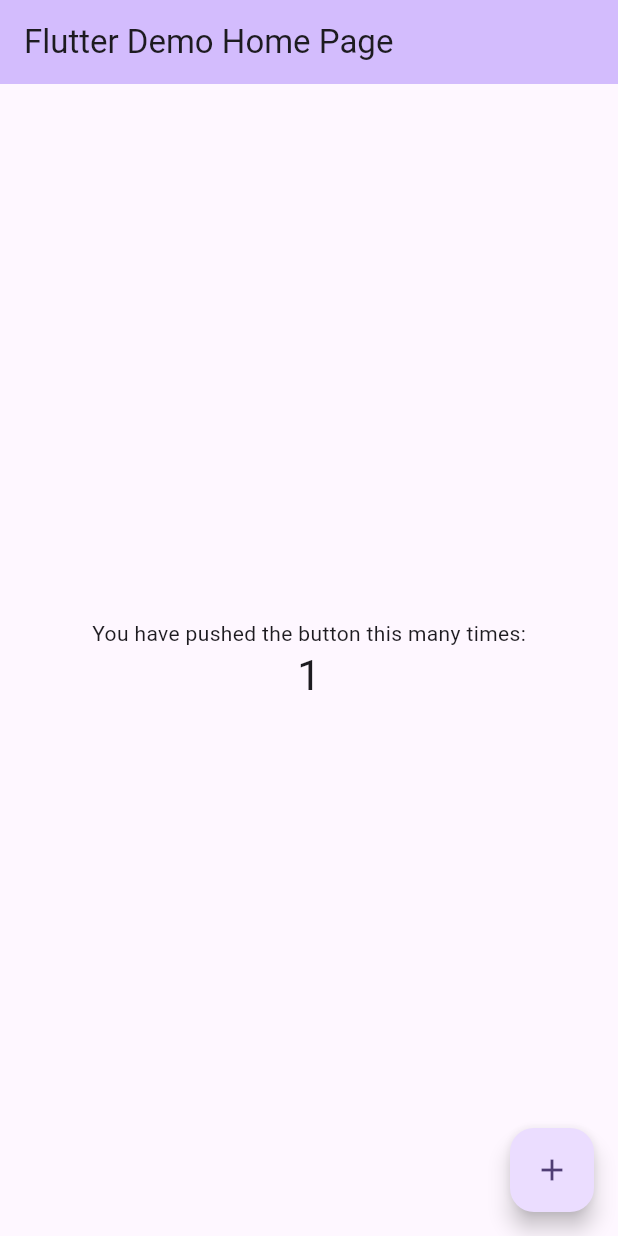
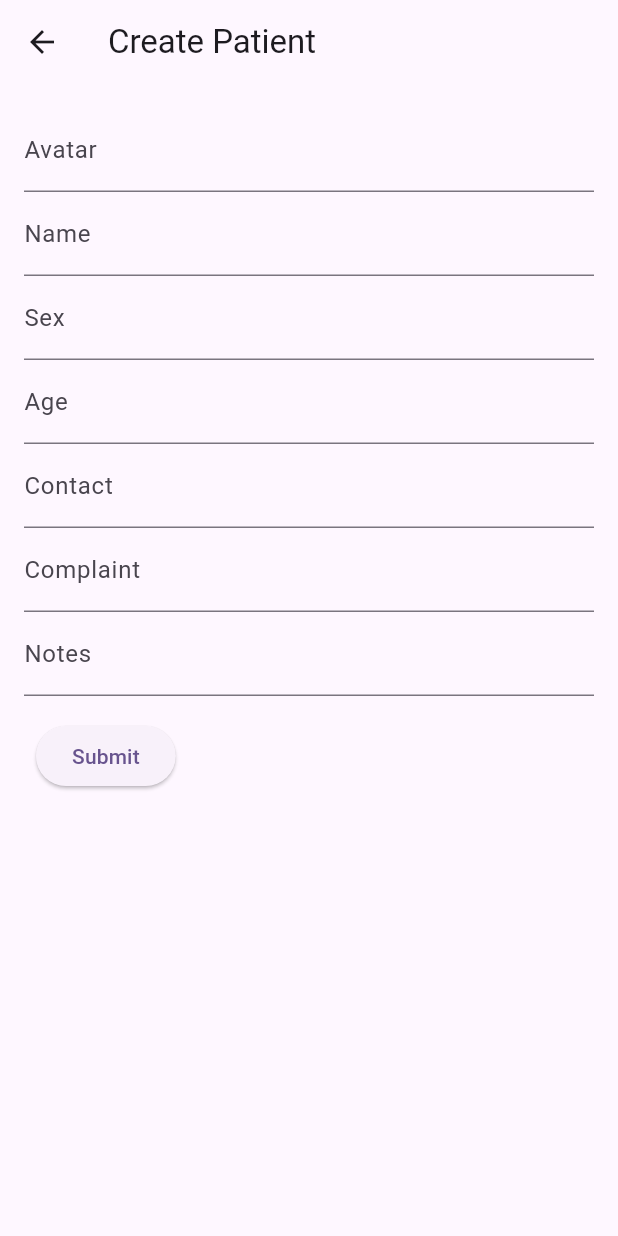
Before and after one commit to hardikkalasua/patient_logs, a Flutter app: the screen it shows after launch, after a tap on the "add" icon, on a phone screen of 412 x 824 dp. Run offline on Flutter 3.47's test engine with Material 2 defaults, Android fonts, the phone set to English and light mode, and no system bars; our stand-ins replace sqflite; accounts and stored records are empty.

Commit message:
added basic structure: sqlite db CRUD for Patient and CaseImage models, added PatientListScreen, PatientDetailScreen and CreatePatientScreen, working on mobile

```diff
--- /dev/null
+++ b/lib/data/models.dart
@@ -0,0 +1,91 @@
+class Patient {
+  final int id;
+  final String name;
+  final int age;
+  final String sex;
+  final String avatar;
+  final String complaint;
+  final String contact;
+  final String notes;
+  final DateTime createdAt;
+
+  Patient({
+    required this.id,
+    required this.name,
+    required this.age,
+    required this.sex,
+    required this.avatar,
+    required this.contact,
+    required this.complaint,
+    required this.notes,
+    required this.createdAt,
+  });
+
+  Map<String, dynamic> toMap() {
+    return {
+      'name': name,
+      'age': age,
+      'sex': sex,
+      'avatar': avatar,
+      'contact': contact,
+      'complaint': complaint,
+      'notes': notes
+    };
+  }
+
+  factory Patient.fromMap(Map<String, dynamic> map) {
+    return Patient(
+      id: map['id'],
+      name: map['name'],
+      age: map['age'],
+      sex: map['sex'],
+      avatar: map['avatar'],
+      contact: map['contact'],
+      complaint: map['complaint'],
+      notes: map['notes'],
+      createdAt: DateTime.parse(map['created_at']),
+    );
+  }
+}
+
+class CaseImage {
+  final int id;
+  final String uri;
+  final String title;
+  final String description;
+  final String notes;
+  final int patientId;
+  final DateTime createdAt;
+
+  CaseImage({
+    required this.id,
+    required this.title,
+    required this.uri,
+    required this.description,
+    required this.notes,
+    required this.patientId,
+    required this.createdAt,
+  });
+
+  Map<String, dynamic> toMap() {
+    return {
+      'uri': uri,
+      'title': title,
+      'description': description,
+      'notes': notes,
+      'patient_id': patientId,
+    };
+  }
+
+  factory CaseImage.fromMap(Map<String, dynamic> map) {
+    return CaseImage(
+      id: map['id'],
+      uri: map['uri'],
+      title: map['title'],
+      description: map['description'],
+      notes: map['notes'],
+      patientId: map['patient_id'],
+      createdAt: DateTime.parse(map['created_at']),
+    );
+  }
+}
--- /dev/null
+++ b/lib/data/repository.dart
@@ -0,0 +1,37 @@
+import 'package:patient_logs/data/sql_helper.dart';
+
+import 'models.dart';
+
+class Repository {
+  static Future<List<Patient>> getPatients() {
+    return SQLHelper.getPatients();
+  }
+
+  static Future<int> addPatient(Patient patient) {
+    return SQLHelper.createPatient(patient);
+  }
+
+  static Future<int> updatePatient(Patient patient) {
+    return SQLHelper.updatePatient(patient);
+  }
+
+  static Future<void> deletePatient(int patientId) {
+    return SQLHelper.deletePatient(patientId);
+  }
+
+  static Future<List<CaseImage>> getCaseImages(int patientId) {
+    return SQLHelper.getCaseImages(patientId);
+  }
+
+  static Future<int> addCaseImage(CaseImage img) {
+    return SQLHelper.createCaseImage(img);
+  }
+
+  static Future<int> updateCaseImage(CaseImage caseImage) {
+    return SQLHelper.updateCaseImage(caseImage);
+  }
+
+  static Future<void> deleteCaseImage(int caseImageId) {
+    return SQLHelper.deleteCaseImage(caseImageId);
+  }
+}
--- /dev/null
+++ b/lib/data/sql_helper.dart
@@ -0,0 +1,108 @@
+import 'package:flutter/foundation.dart';
+import 'package:sqflite/sqflite.dart' as sql;
+import 'dart:core';
+import 'models.dart';
+
+class SQLHelper {
+  static Future<void> createTables(sql.Database database) async {
+    await database.execute("""
+      CREATE TABLE patients (
+        id INTEGER PRIMARY KEY AUTOINCREMENT NOT NULL,
+        name TEXT,
+        sex TEXT,
+        avatar TEXT,
+        age INTEGER,
+        complaint TEXT,
+        contact TEXT,
+        notes TEXT,
+        created_at TIMESTAMP NOT NULL DEFAULT CURRENT_TIMESTAMP
+      )
+    """);
+
+    await database.execute("""
+      CREATE TABLE case_images (
+        id INTEGER PRIMARY KEY AUTOINCREMENT NOT NULL,
+        uri TEXT,
+        title TEXT,
+        description TEXT,
+        created_at TIMESTAMP NOT NULL DEFAULT CURRENT_TIMESTAMP,
+        notes TEXT,
+        patient_id INTEGER NOT NULL,
+        FOREIGN KEY (patient_id) REFERENCES patients (id)
+      )
+    """);
+  }
+
+  static Future<sql.Database> db() async {
+    return sql.openDatabase(
+      'patient_logs_database.db',
+      version: 1,
+      onCreate: (sql.Database database, int version) async {
+        await createTables(database);
+      },
+    );
+  }
+
+  static Future<int> createPatient(Patient patient) async {
+    final db = await SQLHelper.db();
+    final data = patient.toMap();
+    final id = await db.insert('patients', data,
+        conflictAlgorithm: sql.ConflictAlgorithm.replace);
+    return id;
+  }
+
+  static Future<List<Patient>> getPatients() async {
+    final db = await SQLHelper.db();
+    final data = await db.query('patients', orderBy: "id");
+    return data.map((patient) => Patient.fromMap(patient)).toList();
+  }
+
+  static Future<int> updatePatient(Patient patient) async {
+    final db = await SQLHelper.db();
+    final data = patient.toMap();
+    final result = await db
+        .update('patients', data, where: "id = ?", whereArgs: [patient.id]);
+    return result;
+  }
+
+  static Future<void> deletePatient(int id) async {
+    final db = await SQLHelper.db();
+    try {
+      await db.delete("patients", where: "id = ?", whereArgs: [id]);
+    } catch (err) {
+      debugPrint("Something went wrong when deleting a patient: $err");
+    }
+  }
+
+  static Future<int> createCaseImage(CaseImage caseImage) async {
+    final db = await SQLHelper.db();
+    final data = caseImage.toMap();
+    final id = await db.insert('case_images', data,
+        conflictAlgorithm: sql.ConflictAlgorithm.replace);
+    return id;
+  }
+
+  static Future<List<CaseImage>> getCaseImages(int patientId) async {
+    final db = await SQLHelper.db();
+    final data = await db.query('case_images',
+        where: "patient_id = ?", whereArgs: [patientId], orderBy: "id");
+    return data.map((caseImage) => CaseImage.fromMap(caseImage)).toList();
+  }
+
+  static Future<int> updateCaseImage(CaseImage caseImage) async {
+    final db = await SQLHelper.db();
+    final data = caseImage.toMap();
+    final result = await db.update('case_images', data,
+        where: "id = ?", whereArgs: [caseImage.id]);
+    return result;
+  }
+
+  static Future<void> deleteCaseImage(int id) async {
+    final db = await SQLHelper.db();
+    try {
+      await db.delete("case_images", where: "id = ?", whereArgs: [id]);
+    } catch (err) {
+      debugPrint("Something went wrong when deleting a case image: $err");
+    }
+  }
+}
--- a/lib/main.dart
+++ b/lib/main.dart
@@ -1,6 +1,16 @@
+import 'dart:io';
+
 import 'package:flutter/material.dart';
+// import 'package:sqflite_common_ffi/sqflite_ffi.dart';
+import 'screens/patient_list_screen.dart';
 
 void main() {
+  // if (Platform.isWindows || Platform.isLinux) {
+  //   // Initialize FFI
+  //   sqfliteFfiInit();
+  //   // Change the default factory.
+  //   databaseFactory = databaseFactoryFfi;
+  // }
   runApp(const MyApp());
 }
 
@@ -31,95 +41,7 @@ class MyApp extends StatelessWidget {
         colorScheme: ColorScheme.fromSeed(seedColor: Colors.deepPurple),
         useMaterial3: true,
       ),
-      home: const MyHomePage(title: 'Flutter Demo Home Page'),
+      home: PatientListScreen(),
     );
   }
 }
-
-class MyHomePage extends StatefulWidget {
-  const MyHomePage({super.key, required this.title});
-
-  // This widget is the home page of your application. It is stateful, meaning
-  // that it has a State object (defined below) that contains fields that affect
-  // how it looks.
-
-  // This class is the configuration for the state. It holds the values (in this
-  // case the title) provided by the parent (in this case the App widget) and
-  // used by the build method of the State. Fields in a Widget subclass are
-  // always marked "final".
-
-  final String title;
-
-  @override
-  State<MyHomePage> createState() => _MyHomePageState();
-}
-
-class _MyHomePageState extends State<MyHomePage> {
-  int _counter = 0;
-
-  void _incrementCounter() {
-    setState(() {
-      // This call to setState tells the Flutter framework that something has
-      // changed in this State, which causes it to rerun the build method below
-      // so that the display can reflect the updated values. If we changed
-      // _counter without calling setState(), then the build method would not be
-      // called again, and so nothing would appear to happen.
-      _counter++;
-    });
-  }
-
-  @override
-  Widget build(BuildContext context) {
-    // This method is rerun every time setState is called, for instance as done
-    // by the _incrementCounter method above.
-    //
-    // The Flutter framework has been optimized to make rerunning build methods
-    // fast, so that you can just rebuild anything that needs updating rather
-    // than having to individually change instances of widgets.
-    return Scaffold(
-      appBar: AppBar(
-        // TRY THIS: Try changing the color here to a specific color (to
-        // Colors.amber, perhaps?) and trigger a hot reload to see the AppBar
-        // change color while the other colors stay the same.
-        backgroundColor: Theme.of(context).colorScheme.inversePrimary,
-        // Here we take the value from the MyHomePage object that was created by
-        // the App.build method, and use it to set our appbar title.
-        title: Text(widget.title),
-      ),
-      body: Center(
-        // Center is a layout widget. It takes a single child and positions it
-        // in the middle of the parent.
-        child: Column(
-          // Column is also a layout widget. It takes a list of children and
-          // arranges them vertically. By default, it sizes itself to fit its
-          // children horizontally, and tries to be as tall as its parent.
-          //
-          // Column has various properties to control how it sizes itself and
-          // how it positions its children. Here we use mainAxisAlignment to
-          // center the children vertically; the main axis here is the vertical
-          // axis because Columns are vertical (the cross axis would be
-          // horizontal).
-          //
-          // TRY THIS: Invoke "debug painting" (choose the "Toggle Debug Paint"
-          // action in the IDE, or press "p" in the console), to see the
-          // wireframe for each widget.
-          mainAxisAlignment: MainAxisAlignment.center,
-          children: <Widget>[
-            const Text(
-              'You have pushed the button this many times:',
-            ),
-            Text(
-              '$_counter',
-              style: Theme.of(context).textTheme.headlineMedium,
-            ),
-          ],
-        ),
-      ),
-      floatingActionButton: FloatingActionButton(
-        onPressed: _incrementCounter,
-        tooltip: 'Increment',
-        child: const Icon(Icons.add),
-      ), // This trailing comma makes auto-formatting nicer for build methods.
-    );
-  }
-}
--- /dev/null
+++ b/lib/screens/create_patient_screen.dart
@@ -0,0 +1,136 @@
+import 'package:flutter/material.dart';
+import 'package:patient_logs/data/models.dart';
+import 'package:patient_logs/data/repository.dart';
+
+class CreatePatientScreen extends StatefulWidget {
+  const CreatePatientScreen({super.key});
+
+  @override
+  State<CreatePatientScreen> createState() => _CreatePatientScreenState();
+}
+
+class _CreatePatientScreenState extends State<CreatePatientScreen> {
+  final _formKey = GlobalKey<FormState>();
+  final _nameController = TextEditingController();
+  final _sexController = TextEditingController();
+  final _avatarController = TextEditingController();
+  final _ageController = TextEditingController();
+  final _contactController = TextEditingController();
+  final _complaintController = TextEditingController();
+  final _notesController = TextEditingController();
+  @override
+  Widget build(BuildContext context) {
+    return Scaffold(
+      appBar: AppBar(
+        title: const Text('Create Patient'),
+      ),
+      body: SingleChildScrollView(
+        child: Padding(
+          padding: const EdgeInsets.all(16.0),
+          child: Form(
+            key: _formKey,
+            child: Column(
+              crossAxisAlignment: CrossAxisAlignment.start,
+              children: [
+                TextFormField(
+                  controller: _avatarController,
+                  decoration: const InputDecoration(labelText: 'Avatar'),
+                  validator: (value) {
+                    if (value == null || value.isEmpty) {
+                      return 'Please enter an avatar';
+                    }
+                    return null;
+                  },
+                ),
+                TextFormField(
+                  controller: _nameController,
+                  decoration: const InputDecoration(labelText: 'Name'),
+                  validator: (value) {
+                    if (value == null || value.isEmpty) {
+                      return 'Please enter a name';
+                    }
+                    return null;
+                  },
+                ),
+                TextFormField(
+                  controller: _sexController,
+                  decoration: const InputDecoration(labelText: 'Sex'),
+                  validator: (value) {
+                    if (value == null || value.isEmpty) {
+                      return 'Please enter a sex';
+                    }
+                    return null;
+                  },
+                ),
+                TextFormField(
+                  controller: _ageController,
+                  decoration: const InputDecoration(labelText: 'Age'),
+                  keyboardType: TextInputType.number,
+                  validator: (value) {
+                    if (value == null || value.isEmpty) {
+                      return 'Please enter an age';
+                    }
+                    if (int.tryParse(value) == null) {
+                      return 'Please enter a valid age';
+                    }
+                    return null;
+                  },
+                ),
+                TextFormField(
+                  controller: _contactController,
+                  decoration: const InputDecoration(labelText: 'Contact'),
+                  keyboardType: TextInputType.number,
+                  validator: (value) {
+                    if (value == null || value.isEmpty) {
+                      return 'Please enter contact number';
+                    }
+                    if (int.tryParse(value) == null) {
+                      return 'Please enter a valid phone';
+                    }
+                    return null;
+                  },
+                ),
+                TextFormField(
+                  controller: _complaintController,
+                  decoration: const InputDecoration(labelText: 'Complaint'),
+                  validator: (value) {
+                    if (value == null || value.isEmpty) {
+                      return 'Please enter the complaint';
+                    }
+                    return null;
+                  },
+                ),
+                TextFormField(
+                  controller: _notesController,
+                  decoration: const InputDecoration(labelText: 'Notes'),
+                ),
+                Padding(
+                  padding: const EdgeInsets.symmetric(
+                      vertical: 16.0, horizontal: 8.0),
+                  child: ElevatedButton(
+                    onPressed: () async {
+                      if (_formKey.currentState!.validate()) {
+                        await Repository.addPatient(Patient(
+                            id: 0,
+                            name: _nameController.text,
+                            age: int.parse(_ageController.text),
+                            sex: _sexController.text,
+                            avatar: _avatarController.text,
+                            contact: _contactController.text,
+                            complaint: _complaintController.text,
+                            notes: _notesController.text,
+                            createdAt: DateTime.now()));
+                        Navigator.pop(context);
+                      }
+                    },
+                    child: const Text('Submit'),
+                  ),
+                ),
+              ],
+            ),
+          ),
+        ),
+      ),
+    );
+  }
+}
--- /dev/null
+++ b/lib/screens/patient_detail_screen.dart
@@ -0,0 +1,31 @@
+import 'package:flutter/material.dart';
+import 'package:patient_logs/data/models.dart';
+import 'package:patient_logs/screens/patient_photos_component.dart';
+
+class PatientDetailScreen extends StatelessWidget {
+  final Patient patient;
+
+  const PatientDetailScreen({Key? key, required this.patient})
+      : super(key: key);
+
+  @override
+  Widget build(BuildContext context) {
+    return Scaffold(
+      appBar: AppBar(
+        title: Text(patient.name),
+      ),
+      body: Column(
+        children: [
+          Text('Name : ${patient.name}'),
+          Text('Contact : ${patient.contact}'),
+          Text('Created At : ${patient.createdAt}'),
+          Text('Complaint : ${patient.complaint}'),
+          Text('Notes : ${patient.notes}'),
+          const Expanded(
+            child: PatientPhotosComponent(),
+          ),
+        ],
+      ),
+    );
+  }
+}
--- /dev/null
+++ b/lib/screens/patient_list_screen.dart
@@ -0,0 +1,80 @@
+import 'package:flutter/material.dart';
+import 'package:patient_logs/data/repository.dart';
+import 'package:patient_logs/screens/patient_detail_screen.dart';
+import 'dart:async';
+import 'package:patient_logs/data/models.dart';
+
+import 'create_patient_screen.dart';
+
+class PatientListScreen extends StatefulWidget {
+  @override
+  _PatientListScreenState createState() => _PatientListScreenState();
+}
+
+class _PatientListScreenState extends State<PatientListScreen> {
+  late Future<List<Patient>> futurePatients;
+
+  @override
+  void initState() {
+    super.initState();
+    futurePatients = Repository.getPatients();
+  }
+
+  @override
+  Widget build(BuildContext context) {
+    return Scaffold(
+      appBar: AppBar(
+        title: const Text('Patient List'),
+      ),
+      body: RefreshIndicator(
+        onRefresh: () async {
+          setState(() {
+            futurePatients = Repository.getPatients();
+          });
+        },
+        child: Center(
+          child: FutureBuilder<List<Patient>>(
+            future: futurePatients,
+            builder: (context, snapshot) {
+              if (snapshot.hasData) {
+                return ListView.builder(
+                  itemCount: snapshot.data!.length,
+                  itemBuilder: (context, index) {
+                    return ListTile(
+                      title: Text(snapshot.data![index].name),
+                      onTap: () {
+                        Navigator.push(
+                          context,
+                          MaterialPageRoute(
+                            builder: (context) => PatientDetailScreen(
+                              patient: snapshot.data![index],
+                            ),
+                          ),
+                        );
+                      },
+                    );
+                  },
+                );
+              } else if (snapshot.hasError) {
+                return Text('${snapshot.error}');
+              }
+
+              // By default, show a loading spinner.
+              return const CircularProgressIndicator();
+            },
+          ),
+        ),
+      ),
+      floatingActionButton: FloatingActionButton(
+        onPressed: () {
+          Navigator.push(
+            context,
+            MaterialPageRoute(
+                builder: (context) => const CreatePatientScreen()),
+          );
+        },
+        child: const Icon(Icons.add),
+      ),
+    );
+  }
+}
--- a/pubspec.yaml
+++ b/pubspec.yaml
@@ -35,6 +35,10 @@ dependencies:
   # The following adds the Cupertino Icons font to your application.
   # Use with the CupertinoIcons class for iOS style icons.
   cupertino_icons: ^1.0.2
+  sqflite:
+  path_provider: ^2.1.1
+  sqflite_common_ffi: ^2.3.0+2
+  path: ^1.8.3
 
 dev_dependencies:
   flutter_test:
```
Also changed, not shown: lib/screens/patient_photos_component.dart (added, +44 -0 lines), pubspec.lock, 1 other file.
